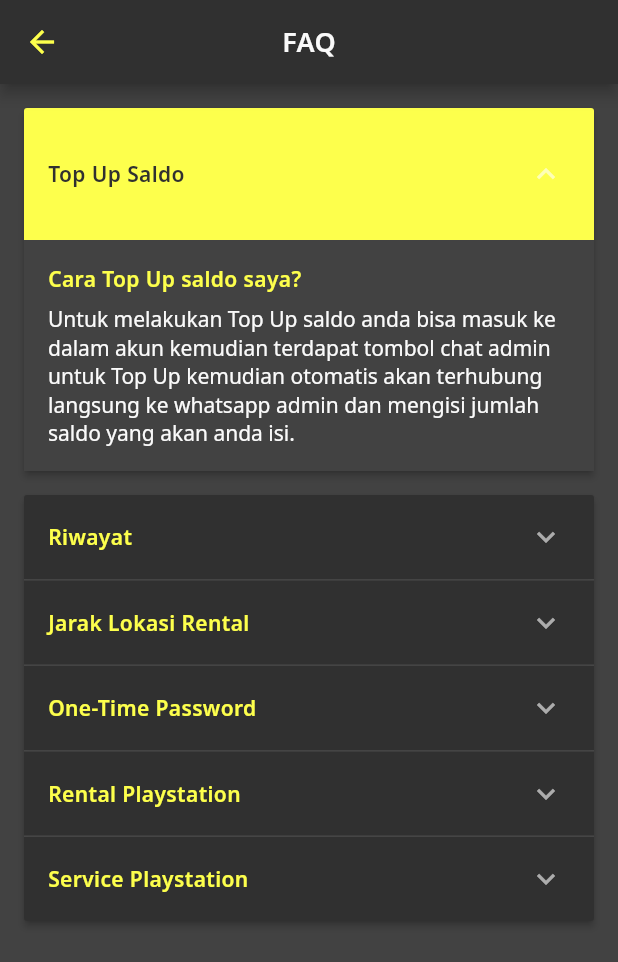
After one commit to okifirsyah404/victoria_game, a Flutter app: the ProfileSettingsFaqGeneralView screen opened by its route, after a tap on "Top Up Saldo", on a phone screen of 412 x 824 dp. The commit adds this screen. Shown: the top 962 px of the screen. Run offline on Flutter 3.47's test engine with Material 2 defaults, Android fonts, the phone set to English and light mode, and no system bars; our stand-ins replace connectivity_plus, firebase_auth, firebase_core, flutter_countdown_timer, flutter_native_image, flutter_phoenix and 17 more; missing offline and left inert: android_intent_plus; accounts and stored records are empty; statements that could not run were skipped; project files that could hold a hidden picture were left out.

Commit message:
Added FaQ

```diff
--- /dev/null
+++ b/lib/app/modules/profile_settings/faq_general/bindings/profile_settings_faq_general_binding.dart
@@ -0,0 +1,12 @@
+import 'package:get/get.dart';
+
+import '../controllers/profile_settings_faq_general_controller.dart';
+
+class ProfileSettingsFaqGeneralBinding extends Bindings {
+  @override
+  void dependencies() {
+    Get.lazyPut<ProfileSettingsFaqGeneralController>(
+      () => ProfileSettingsFaqGeneralController(),
+    );
+  }
+}
--- /dev/null
+++ b/lib/app/modules/profile_settings/faq_general/controllers/profile_settings_faq_general_controller.dart
@@ -0,0 +1,67 @@
+import 'package:get/get.dart';
+
+class ProfileSettingsFaqGeneralController extends GetxController {
+  RxList<FaqItem> faqItems = [
+    FaqItem(
+        title: "Top Up Saldo",
+        subtitle: "Cara Top Up saldo saya?",
+        description:
+            "Untuk melakukan Top Up saldo anda bisa masuk ke dalam akun kemudian terdapat tombol chat admin untuk Top Up kemudian otomatis akan terhubung langsung ke whatsapp admin dan mengisi jumlah saldo yang akan anda isi."),
+    FaqItem(
+        title: "Riwayat",
+        subtitle:
+            "Dimana Saya dapat melihat rental/booking yang sudah saya pesan sebelumnya?",
+        description:
+            "Terdapat menu dibawah bernama riwayat untuk melihat rental PS yang sudah anda pesan beberapa saat yang lalu dan tampilan riwayat tersebut menampilkan pesanan yang anda pesan sebelumnya."),
+    FaqItem(
+        title: "Jarak Lokasi Rental",
+        subtitle:
+            "Rumah saya lumayan jauh dari toko apakah saya bisa sewa PS menggunakan jasa antar?",
+        description:
+            "Untuk pengantaran sewa PS sebelumnya anda harus memilih alamat anda didalam maps kemudian jika jarak toko dengan rumah anda lebih dari 10km maka jasa pengiriman tidak bisa dan akan muncul notif, jadi anda bisa mengambil sewa PS sendiri di toko tersebut."),
+    FaqItem(
+        title: "One-Time Password",
+        subtitle: "Saya tidak tahu kode OTP saya bagaimana saya mencarinya?",
+        description:
+            "Kode OTP terdapat di gmail setelah anda melakukan register atau reset password kemudian anda bisa melihat kode OTP tersebut di pesan masuk gmail, jangan lupa untuk menggunakan gmail yang aktif agar OTP dapat masuk ke email anda."),
+    FaqItem(
+        title: "Rental Playstation",
+        subtitle: "Bagaimana cara rental/booking Playstation?",
+        description:
+            "Di dalam dashboard terdapat fitur game center yang berisi cabang dari rental jika anda ingin mencari rental terdekat anda bisa melihat alamat yang sudah tertera disana kemudian anda pilih dan memilih PS yang tersedia kemudian menentukan waktu dan durasi, setelah itu melakukan pembayaran."),
+    FaqItem(
+        title: "Service Playstation",
+        subtitle: "Apakah terdapat garansi jika kita service PS di tolonto?",
+        description:
+            "Untuk jasa servis PS tentu saja terdapat garansi karena kepuasan pelanggan yang paling utama untuk waktu garansi tergantung kerusakan PS tersebut."),
+  ].obs;
+
+  @override
+  void onInit() {
+    super.onInit();
+  }
+
+  @override
+  void onReady() {
+    super.onReady();
+  }
+
+  @override
+  void onClose() {
+    super.onClose();
+  }
+}
+
+class FaqItem {
+  FaqItem({
+    required this.title,
+    required this.subtitle,
+    required this.description,
+    this.isExpanded = false,
+  });
+
+  String title;
+  String subtitle;
+  String description;
+  bool isExpanded;
+}
--- /dev/null
+++ b/lib/app/modules/profile_settings/faq_general/views/profile_settings_faq_general_view.dart
@@ -0,0 +1,91 @@
+import 'package:flutter/material.dart';
+
+import 'package:get/get.dart';
+import 'package:victoria_game/app/global/themes/colors_theme.dart';
+import 'package:victoria_game/app/global/themes/typography_theme.dart';
+
+import '../controllers/profile_settings_faq_general_controller.dart';
+
+class ProfileSettingsFaqGeneralView
+    extends GetView<ProfileSettingsFaqGeneralController> {
+  const ProfileSettingsFaqGeneralView({Key? key}) : super(key: key);
+  @override
+  Widget build(BuildContext context) {
+    return Scaffold(
+      appBar: AppBar(
+        title: const Text('FAQ'),
+        centerTitle: true,
+      ),
+      body: SingleChildScrollView(
+        child: ExpansionPanelListBuilder(faqItems: controller.faqItems),
+      ),
+    );
+  }
+}
+
+class ExpansionPanelListBuilder extends StatefulWidget {
+  const ExpansionPanelListBuilder({super.key, required this.faqItems});
+
+  final List<FaqItem> faqItems;
+
+  @override
+  State<ExpansionPanelListBuilder> createState() =>
+      _ExpansionPanelListBuilderState();
+}
+
+class _ExpansionPanelListBuilderState extends State<ExpansionPanelListBuilder> {
+  @override
+  Widget build(BuildContext context) {
+    return Container(
+      padding: const EdgeInsets.all(16.0),
+      child: ExpansionPanelList(
+        expansionCallback: (panelIndex, isExpanded) {
+          setState(() {
+            widget.faqItems[panelIndex].isExpanded =
+                !widget.faqItems[panelIndex].isExpanded;
+          });
+        },
+        children: widget.faqItems.map((item) {
+          return ExpansionPanel(
+            isExpanded: item.isExpanded,
+            backgroundColor: item.isExpanded
+                ? ColorsTheme.primaryColor
+                : ColorsTheme.neutralColor[900],
+            canTapOnHeader: true,
+            headerBuilder: (context, isExpanded) {
+              return ListTile(
+                title: Text(
+                  item.title,
+                  style: TypographyTheme.bodyRegular.copyWith(
+                      color: item.isExpanded
+                          ? ColorsTheme.neutralColor[900]
+                          : ColorsTheme.primaryColor,
+                      fontWeight: FontWeight.w600),
+                ),
+              );
+            },
+            body: Container(
+              padding: const EdgeInsets.symmetric(horizontal: 16, vertical: 16),
+              color: ColorsTheme.neutralColor[800],
+              child: Column(
+                mainAxisSize: MainAxisSize.min,
+                crossAxisAlignment: CrossAxisAlignment.start,
+                children: [
+                  Text(
+                    item.subtitle,
+                    style: TypographyTheme.bodyRegular.copyWith(
+                      color: ColorsTheme.primaryColor,
+                      fontWeight: FontWeight.w600,
+                    ),
+                  ),
+                  const SizedBox(height: 8),
+                  Text(item.description),
+                ],
+              ),
+            ),
+          );
+        }).toList(),
+      ),
+    );
+  }
+}
--- a/lib/app/modules/profile_settings/user_profile/views/profile_settings_user_profile_view.dart
+++ b/lib/app/modules/profile_settings/user_profile/views/profile_settings_user_profile_view.dart
@@ -246,6 +246,7 @@ class ProfileSettingsUserProfileView
           title: "FaQ",
           topBorder: true,
           bottomBorder: true,
+          onTap: () => Get.toNamed(Routes.PROFILE_SETTINGS_FAQ_GENERAL),
         ),
         Padding(
           padding: const EdgeInsets.only(bottom: 16.0, top: 24.0),
--- a/lib/app/routes/app_pages.dart
+++ b/lib/app/routes/app_pages.dart
@@ -52,6 +52,8 @@ import '../modules/profile_settings/change_phone_number/bindings/profile_setting
 import '../modules/profile_settings/change_phone_number/views/profile_settings_change_phone_number_view.dart';
 import '../modules/profile_settings/edit_user_profile/bindings/profile_settings_edit_user_profile_binding.dart';
 import '../modules/profile_settings/edit_user_profile/views/profile_settings_edit_user_profile_view.dart';
+import '../modules/profile_settings/faq_general/bindings/profile_settings_faq_general_binding.dart';
+import '../modules/profile_settings/faq_general/views/profile_settings_faq_general_view.dart';
 import '../modules/profile_settings/terms_and_conditions/bindings/profile_settings_terms_and_conditions_binding.dart';
 import '../modules/profile_settings/terms_and_conditions/views/profile_settings_terms_and_conditions_view.dart';
 import '../modules/profile_settings/user_profile/bindings/profile_settings_user_profile_binding.dart';
@@ -238,5 +240,10 @@ class AppPages {
       page: () => const OrderDetailsOnSiteScheduleView(),
       binding: OrderDetailsOnSiteScheduleBinding(),
     ),
+    GetPage(
+      name: _Paths.PROFILE_SETTINGS_FAQ_GENERAL,
+      page: () => const ProfileSettingsFaqGeneralView(),
+      binding: ProfileSettingsFaqGeneralBinding(),
+    ),
   ];
 }
--- a/lib/app/routes/app_routes.dart
+++ b/lib/app/routes/app_routes.dart
@@ -49,6 +49,8 @@ abstract class Routes {
       _Paths.PROFILE_SETTINGS_TERMS_AND_CONDITIONS;
   static const ORDER_DETAILS_ON_SITE_SCHEDULE =
       _Paths.ORDER_DETAILS_ON_SITE_SCHEDULE;
+  static const PROFILE_SETTINGS_FAQ_GENERAL =
+      _Paths.PROFILE_SETTINGS_FAQ_GENERAL;
 }
 
 abstract class _Paths {
@@ -87,4 +89,5 @@ abstract class _Paths {
   static const ORDER_DETAILS_ON_SITE_INVOICE = '/on-site-invoice';
   static const PROFILE_SETTINGS_TERMS_AND_CONDITIONS = '/terms-and-conditions';
   static const ORDER_DETAILS_ON_SITE_SCHEDULE = '/on-site-schedule';
+  static const PROFILE_SETTINGS_FAQ_GENERAL = '/faq-general';
 }
```
